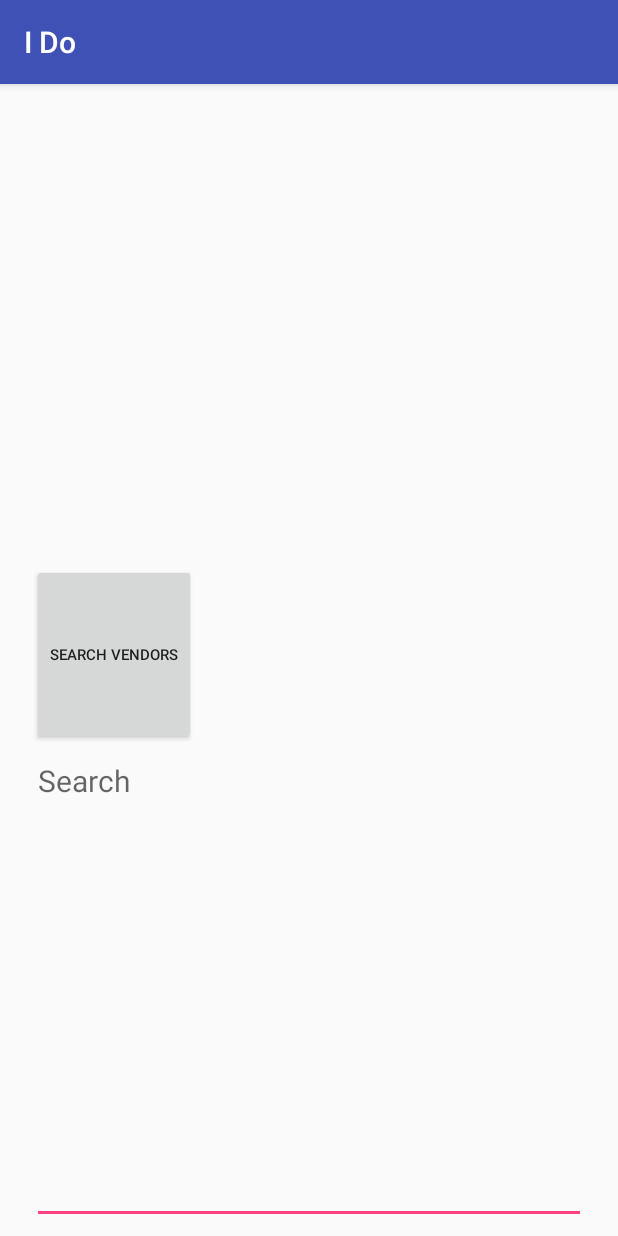
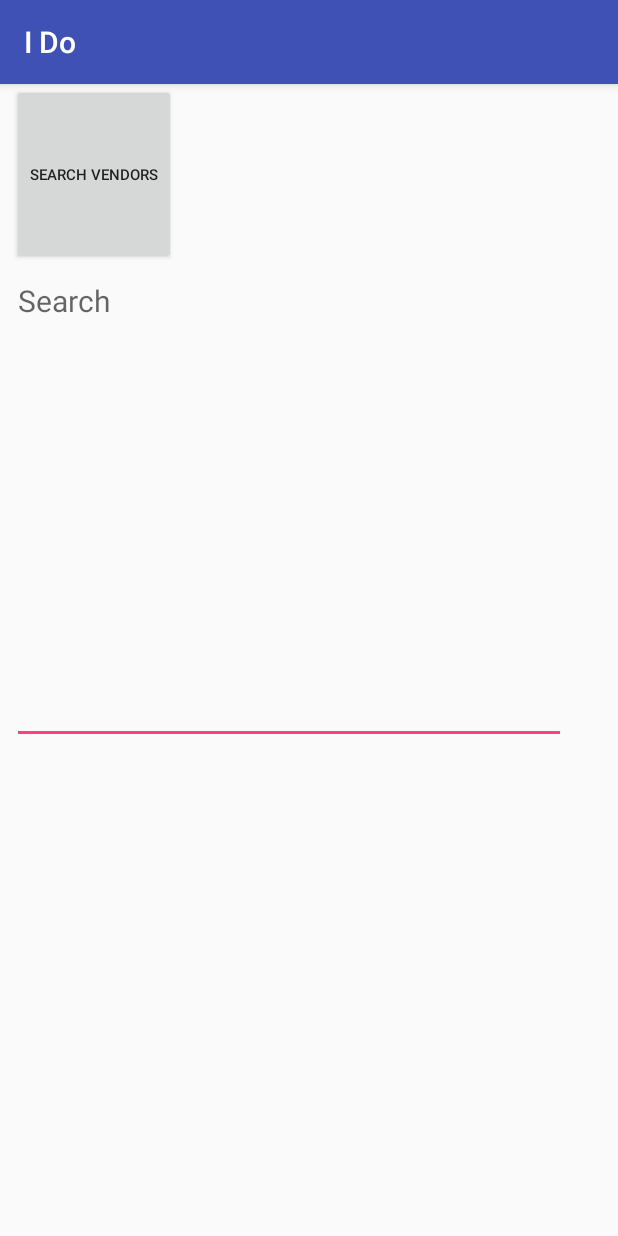
Before and after one commit to tytusplanck/I-Do-Android, an Android app: the VenueMapSearch screen opened directly, with no data from a screen before it, on a phone screen of 412 x 824 dp. Run offline under Robolectric (Android 15) with nearby library versions, the phone set to English and light mode, and no system bars.

Commit message:
Not really anything

```diff
--- a/app/src/main/res/layout/activity_venue_map_search.xml
+++ b/app/src/main/res/layout/activity_venue_map_search.xml
@@ -2,11 +2,12 @@
 <android.support.constraint.ConstraintLayout xmlns:android="http://schemas.android.com/apk/res/android"
     xmlns:app="http://schemas.android.com/apk/res-auto"
     xmlns:tools="http://schemas.android.com/tools"
-    android:layout_width="match_parent"
-    android:layout_height="match_parent"
+    android:layout_width="wrap_content"
+    android:layout_height="wrap_content"
     tools:context="com.example.tyle.ido.VenueMapSearch">
 
     <LinearLayout
+        android:id="@+id/linearLayout2"
         android:layout_width="369dp"
         android:layout_height="440dp"
         android:layout_marginBottom="8dp"
@@ -16,8 +17,7 @@
         app:layout_constraintBottom_toBottomOf="parent"
         app:layout_constraintEnd_toEndOf="parent"
         app:layout_constraintStart_toStartOf="parent"
-        app:layout_constraintTop_toBottomOf="@+id/button5"
-        android:id="@+id/linearLayout2">
+        app:layout_constraintTop_toBottomOf="@+id/button5">
 
         <Button
             android:id="@+id/button5"
```
